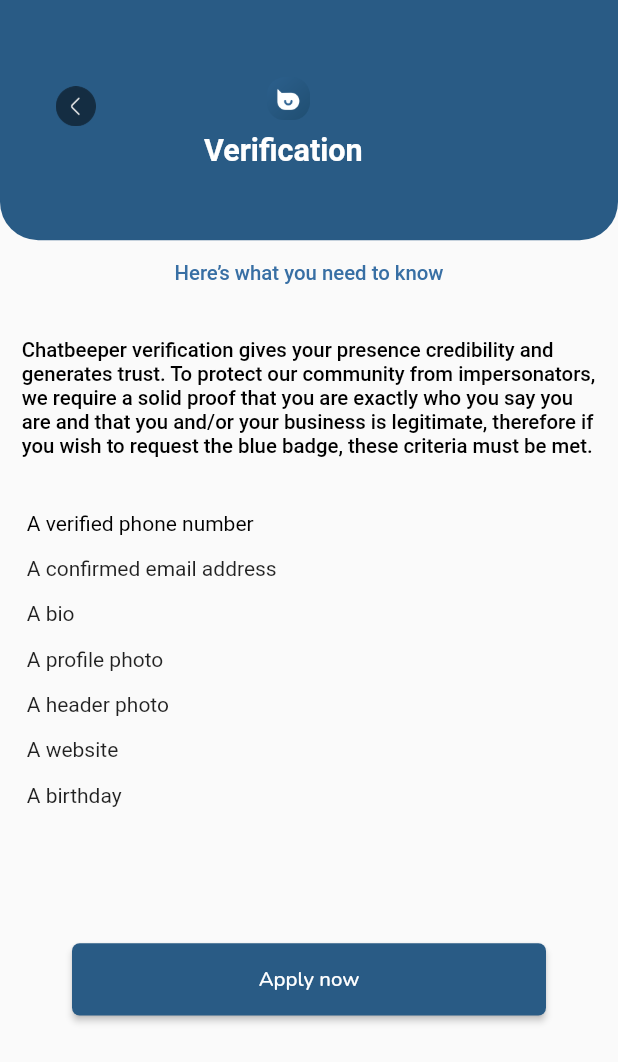
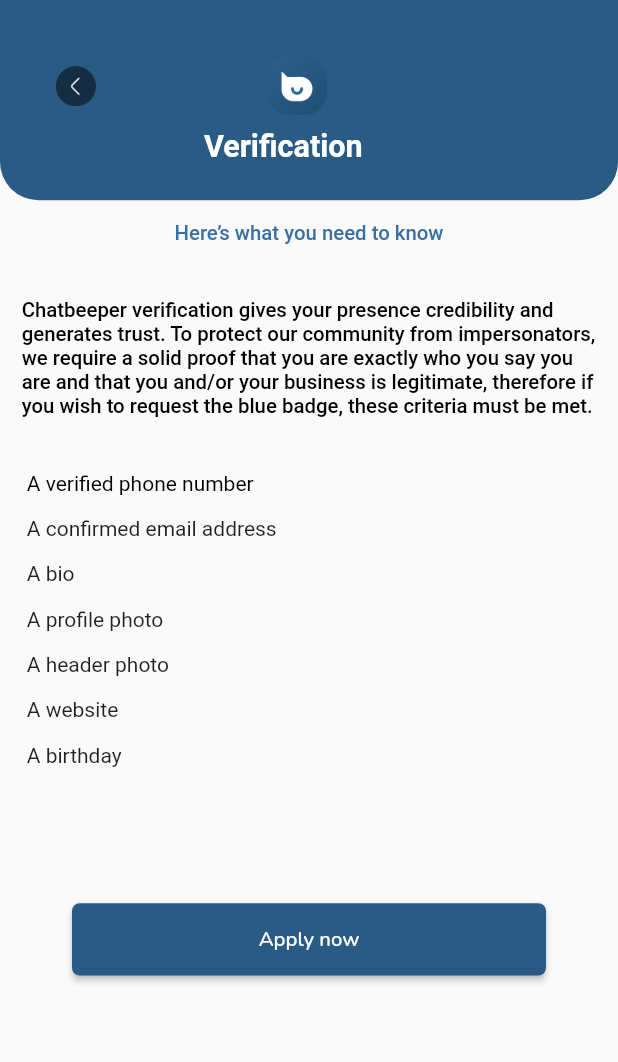
Before and after one commit to MaxTrent/chatbeeper-mobile, a Flutter app: the Room screen opened by its route, in the side drawer, after a tap on "Request Verification", on a phone screen of 412 x 824 dp. Shown: the top 1062 px of the screen. Run offline on Flutter 3.47's test engine with Material 2 defaults, Android fonts, the phone set to English and light mode, and no system bars; our stand-ins replace carousel_slider, country_code_picker, datetime_picker_formfield, dotted_border, expandable, flutter_iconly and 9 more; project files that could hold a hidden picture were left out.

Commit message:
Update chatbeeper mobile

```diff
--- a/lib/Screens/colllection/dm.dart
+++ b/lib/Screens/colllection/dm.dart
@@ -1,3 +1,4 @@
+import 'package:chat_beeper/Screens/colllection/message_screen.dart';
 import 'package:chat_beeper/constants.dart';
 import 'package:flutter/material.dart'; import 'package:flutter_screenutil/flutter_screenutil.dart';
 import 'package:flutter_svg/svg.dart';
@@ -10,6 +11,7 @@
 }
 
 class _DirectMessageState extends State<DirectMessage> {
+
   @override
   Widget build(BuildContext context) {
     double width = MediaQuery.of(context).size.width;
@@ -136,6 +138,9 @@
               ],
             ),
           ),
+          IconButton(onPressed: (){
+            Navigator.push(context,MaterialPageRoute(builder: (context) => const Messages()));
+          }, icon: Icon(Icons.sms)),
         ],
       ),
     );
--- a/lib/Screens/colllection/room.dart
+++ b/lib/Screens/colllection/room.dart
@@ -36,13 +36,13 @@
      bool darkModeOn = brightness == Brightness.dark;
      ScreenUtil.init(
        context,
-       designSize:Size(485,926),
+       designSize:const Size(485,926),
      );
      return Scaffold(
        key: _key,
        backgroundColor: Theme.of(context).scaffoldBackgroundColor,
        appBar:  PreferredSize(
-         preferredSize: Size(428.w,68.h),
+         preferredSize: Size(428.w,65.h),
          child: Container(
            decoration: const BoxDecoration(
                border: Border(
@@ -52,13 +52,17 @@
                    )
                )
            ),
+           child: SafeArea(
              child: AppBar(
-             automaticallyImplyLeading: true,
                leading: Padding(
-               padding:  EdgeInsets.only(top: 29.h),
-               child:    SizedBox(
-                 height: 32.h,
-                 child:  GestureDetector(
+                 padding:  EdgeInsets.only(top: 20.h,),
+                 child: Container(
+                   decoration: BoxDecoration(
+                     shape: BoxShape.circle,
+                     color: Colors.black,
+                   ),
+                   height: 28.h,
+                   child: GestureDetector(
                      onTap: (){
                        _key.currentState!.openDrawer();
                      },
@@ -72,24 +76,45 @@
                  ),
                ),
                title: Padding(
-               padding:  EdgeInsets.only(top: 32.h),
-               child:  SizedBox(
-                   height: 30.h,
-                   child: Image.asset('images/chatb.png',),
-
-               ),
+                 padding:  EdgeInsets.only(top: 20.h, right: 9.w),
+                 child: SizedBox(
+                   height: 34.h,
+                     // width: 159.w,
+                     child: SvgPicture.asset('images/chatbeeper_blue.svg',)),
                ),
                centerTitle: true,
                backgroundColor: Theme.of(context).scaffoldBackgroundColor,
                elevation: 0.5,
                actions: [
-              SizedBox(width: 12.w,),
+                 // SizedBox(width: 12.w,),
+                 Padding(
+                   padding:  EdgeInsets.only(top: 32.h, right: 25.w),
+                   child: GestureDetector(
+                     onTap: (){
+                       // Navigator.push(context,
+                       //     MaterialPageRoute(builder: (context) => DirectMessage()));
+                     },
+                     child:
+                     darkModeOn == false ? SvgPicture.asset(
+                       color: Colors.black,
+                       'images/search.svg',
+                     ):
+                     SvgPicture.asset(
+                       color: Colors.white,
+                       'images/search_dark.svg',
+                     ),
+                   ),
+                 ),
                  Padding(
                    padding:  EdgeInsets.only(top: 32.h, right: 16.w),
+                   child: SizedBox(
+                     height: 28.h, width: 28.h,
+                     child: Transform.scale(
+                       scale: 1.2,
                        child: GestureDetector(
                          onTap: (){
                            Navigator.push(context,
-                        MaterialPageRoute(builder: (context) => const DirectMessage()));
+                               MaterialPageRoute(builder: (context) => DirectMessage()));
                          },
                          child: darkModeOn == false? SvgPicture.asset(
                            color: Colors.black,
@@ -100,8 +125,11 @@
                            'images/sms.svg',
                          ),
                        ),
+                     ),
+                   ),
                  )
                ],
+             ),
            ),
          ),
        ),
@@ -111,7 +139,7 @@
              child: Column(
                children: [
                  Padding(
-                   padding:  EdgeInsets.only( left: 16.w, right: 20.w),
+                   padding:  EdgeInsets.only( left: 16.w, right: 15.w),
                    child: Row(
                      mainAxisAlignment: MainAxisAlignment.spaceBetween,
                      children: [
@@ -119,7 +147,7 @@
                        PopupMenuButton<int>(
 
                          icon: SvgPicture.asset('images/setting-4.svg'),
-                         iconSize: 24.h,
+                         iconSize: 28.h,
                          itemBuilder: (context) => [
                            // popupmenu item 1
                            PopupMenuItem(
--- a/lib/Screens/drawer_pages/request_verification.dart
+++ b/lib/Screens/drawer_pages/request_verification.dart
@@ -25,7 +25,7 @@
                 child:
                 Container(
                   width: MediaQuery.of(context).size.width,
-                  height: 180.h,
+                  height: 150.h,
                   decoration: BoxDecoration(
                     color: bcolor3,
                     borderRadius: BorderRadius.only(bottomLeft: Radius.circular(30.r),bottomRight:Radius.circular(30.r),topRight: Radius.circular(-10.r) ),
@@ -45,11 +45,14 @@
                               },
                                 child: Image.asset('images/back.png', height: 30.h, width: 40.w,)),
                           ),
-                          Image.asset('images/logo1.png', height: 32.h,),
+                          Padding(
+                            padding:  EdgeInsets.only(bottom: 5.h,top: 15.h),
+                            child: Image.asset('images/logo1.png', height: 45.h,),
+                          ),
                         ],
                       ),
                       Padding(
-                        padding:  EdgeInsets.only(left: 160.w,top: 5.h),
+                        padding:  EdgeInsets.only(left: 160.w,top: 5.h,),
                         child: Row(
                           children: [
                             Text('Verification',
--- a/lib/Widgets/Post.dart
+++ b/lib/Widgets/Post.dart
@@ -59,7 +59,7 @@
           crossAxisAlignment: CrossAxisAlignment.start,
           children: <Widget>[
             Padding(
-              padding: EdgeInsets.only(top: 10.h, bottom: 10.h,left: 10.w,right: 10.w,),
+              padding:EdgeInsets.fromLTRB(4.w,8.w,2.w,12.h),
               child: SizedBox(
                 height: 60.h,
                 child: Column(
--- a/lib/Widgets/post_imageless.dart
+++ b/lib/Widgets/post_imageless.dart
@@ -55,7 +55,7 @@
           crossAxisAlignment: CrossAxisAlignment.start,
           children: <Widget>[
             Padding(
-              padding:EdgeInsets.fromLTRB(4.w,8.w,4.w,12.h),
+              padding:EdgeInsets.fromLTRB(4.w,8.w,0.w,12.h),
               child: SizedBox(
                 height: 80.h,
                 child: Column(
--- a/pubspec.yaml
+++ b/pubspec.yaml
@@ -64,7 +64,9 @@
   like_button: ^2.0.4
   flutter_bloc: ^8.1.1
   equatable: ^2.0.5
+#  image_picker: ^0.8.5+3
 #  cached_network_image: ^3.0.0
+  grouped_list: ^5.1.2
 
 flutter_icons:
   android: true
```
Also changed, not shown: lib/Screens/colllection/message_screen.dart (added, +171 -0 lines), lib/Screens/colllection/notifications.dart (+16 -12 lines), lib/Screens/colllection/timeline.dart (+27 -14 lines), lib/Screens/colllection/tour_page.dart (+23 -14 lines), lib/Widgets/sponsored_tour_card.dart (+14 -2 lines), images/chatbeeper_blue.svg (added), images/chatbeeper_dual.svg (added), images/logo3.png (added), images/logo4.png (added), pubspec.lock, 5 other files. Lines whose indentation alone changed are shown as unchanged.
